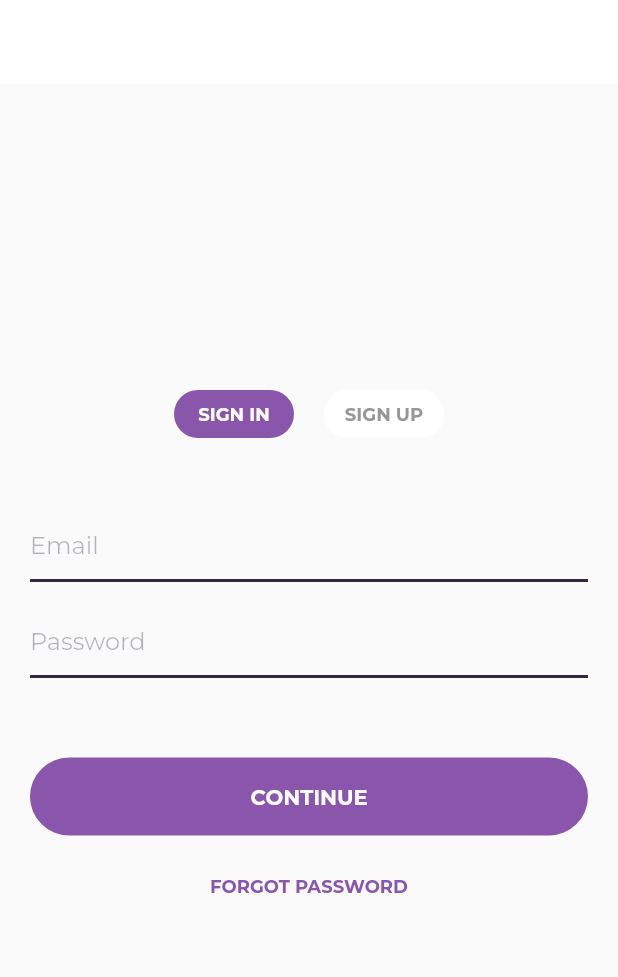
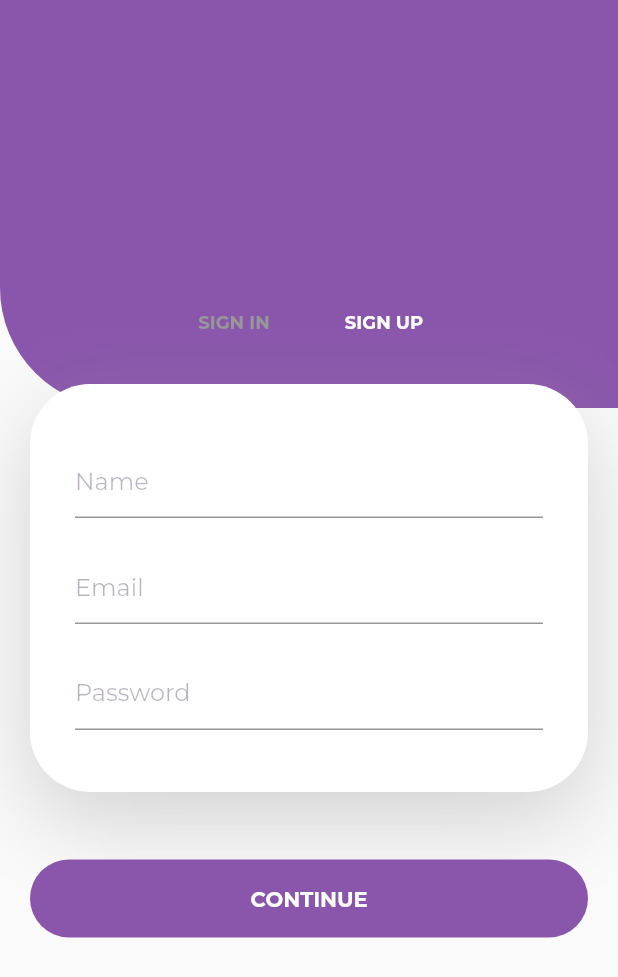
Before and after one commit to resulcay/social_meet_up, a Flutter app: the screen it shows after launch, on a phone screen of 412 x 824 dp. Shown: the top 977 px of the screen. Run offline on Flutter 3.47's test engine with Material 2 defaults, Android fonts, the light colour scheme and no system bars.

Commit message:
sign up screen & TODO's  added

```diff
--- a/lib/main.dart
+++ b/lib/main.dart
@@ -1,6 +1,6 @@
 import 'package:flutter/material.dart';
 
-import 'screens/sign_in_screen/sign_in_screen.dart';
+import 'screens/sign_up_screen/sign_up_screen.dart';
 
 void main() {
   runApp(const MyApp());
@@ -18,7 +18,7 @@ class MyApp extends StatelessWidget {
         fontFamily: "Montserrat",
         visualDensity: VisualDensity.adaptivePlatformDensity,
       ),
-      home: const SignInScreen(),
+      home: const SignUpScreen(),
       // home: const OnboardingScreen(),
     );
   }
--- /dev/null
+++ b/lib/media_query_extension.dart
@@ -0,0 +1,10 @@
+import 'package:flutter/material.dart';
+
+extension ContextExtension on BuildContext {
+  MediaQueryData get mediaQuery => MediaQuery.of(this);
+}
+
+extension MediaQueryExtension on BuildContext {
+  double get height => mediaQuery.size.height;
+  double get width => mediaQuery.size.width;
+}
--- a/lib/screens/sign_in_screen/components/decorated_text_field.dart
+++ b/lib/screens/sign_in_screen/components/decorated_text_field.dart
@@ -28,10 +28,16 @@ class DecoratedTextField extends StatelessWidget {
           color: kDarkestPurple.withOpacity(0.32),
         ),
         enabledBorder: const UnderlineInputBorder(
-          borderSide: BorderSide(color: kDarkPurple, width: 2),
+          borderSide: BorderSide(
+            color: kGrey,
+            width: 1,
+          ),
         ),
         focusedBorder: const UnderlineInputBorder(
-          borderSide: BorderSide(color: kDarkPurple, width: 2),
+          borderSide: BorderSide(
+            color: kDarkPurple,
+            width: 2,
+          ),
         ),
       ),
     );
--- a/lib/screens/sign_in_screen/sign_in_screen.dart
+++ b/lib/screens/sign_in_screen/sign_in_screen.dart
@@ -41,9 +41,7 @@ class SignInScreen extends StatelessWidget {
                         text: "sign up",
                         textColor: kGrey,
                         function: () {
-                          if (kDebugMode) {
-                            print("Gestures work!");
-                          }
+                          // TODO : Route to SignUp Screen.
                         },
                       ),
                     ],
--- /dev/null
+++ b/lib/screens/sign_up_screen/sign_up_screen.dart
@@ -0,0 +1,129 @@
+import 'package:flutter/material.dart';
+
+import '../../constants.dart';
+import '../../media_query_extension.dart';
+
+import '../onboarding_screen/components/sign_in_button.dart';
+import '../sign_in_screen/components/decorated_text_field.dart';
+import '../sign_in_screen/components/top_sign_in_switch.dart';
+
+class SignUpScreen extends StatelessWidget {
+  const SignUpScreen({super.key});
+
+  @override
+  Widget build(BuildContext context) {
+    return Scaffold(
+      body: Stack(
+        children: [
+          const TopBackgroundContainer(containerColor: kDarkPink),
+          Center(
+            child: SingleChildScrollView(
+              child: Column(
+                children: [
+                  Padding(
+                    padding: const EdgeInsets.symmetric(vertical: 20),
+                    child: Row(
+                      mainAxisAlignment: MainAxisAlignment.center,
+                      children: [
+                        TopSignInSwitch(
+                          containerColor: kDarkPink,
+                          text: "sign in",
+                          textColor: kGrey,
+                          function: () {
+                            // TODO : Route to SignIn Screen.
+                          },
+                        ),
+                        TopSignInSwitch(
+                          containerColor: kDarkPink,
+                          text: "sign up",
+                          textColor: kNormalWhite,
+                          function: () {},
+                        ),
+                      ],
+                    ),
+                  ),
+                  Padding(
+                    padding:
+                        const EdgeInsets.symmetric(horizontal: 20, vertical: 5),
+                    child: Column(
+                      children: [
+                        Container(
+                          width: double.infinity,
+                          height: context.height * 0.33,
+                          decoration: BoxDecoration(
+                            color: kNormalWhite,
+                            borderRadius: BorderRadius.circular(40),
+                            boxShadow: [
+                              BoxShadow(
+                                offset: const Offset(0, 20),
+                                blurRadius: 50,
+                                color: kGrey.withOpacity(0.4),
+                              ),
+                            ],
+                          ),
+                          child: Container(
+                            margin: const EdgeInsets.all(30),
+                            child: Column(
+                              mainAxisAlignment: MainAxisAlignment.spaceAround,
+                              crossAxisAlignment: CrossAxisAlignment.center,
+                              children: const [
+                                DecoratedTextField(
+                                    isObscureText: false,
+                                    inputAction: TextInputAction.next,
+                                    hintText: "Name"),
+                                DecoratedTextField(
+                                    isObscureText: false,
+                                    inputAction: TextInputAction.next,
+                                    hintText: "Email"),
+                                DecoratedTextField(
+                                    isObscureText: true,
+                                    inputAction: TextInputAction.done,
+                                    hintText: "Password"),
+                              ],
+                            ),
+                          ),
+                        ),
+                        Padding(
+                          padding: const EdgeInsets.only(top: 40, bottom: 10),
+                          child: SignInButton(
+                            text: "continue",
+                            color: kDarkPink,
+                            function: () {
+                              // TODO : Check Validation then Route to HomePage.
+                            },
+                          ),
+                        )
+                      ],
+                    ),
+                  )
+                ],
+              ),
+            ),
+          )
+        ],
+      ),
+    );
+  }
+}
+
+class TopBackgroundContainer extends StatelessWidget {
+  final Color containerColor;
+  const TopBackgroundContainer({
+    Key? key,
+    required this.containerColor,
+  }) : super(key: key);
+
+  @override
+  Widget build(BuildContext context) {
+    return Container(
+      width: double.infinity,
+      height: context.height * 0.33,
+      decoration: BoxDecoration(
+        color: containerColor,
+        borderRadius: const BorderRadius.only(
+          bottomLeft: Radius.circular(80),
+        ),
+      ),
+    );
+  }
+}
```
